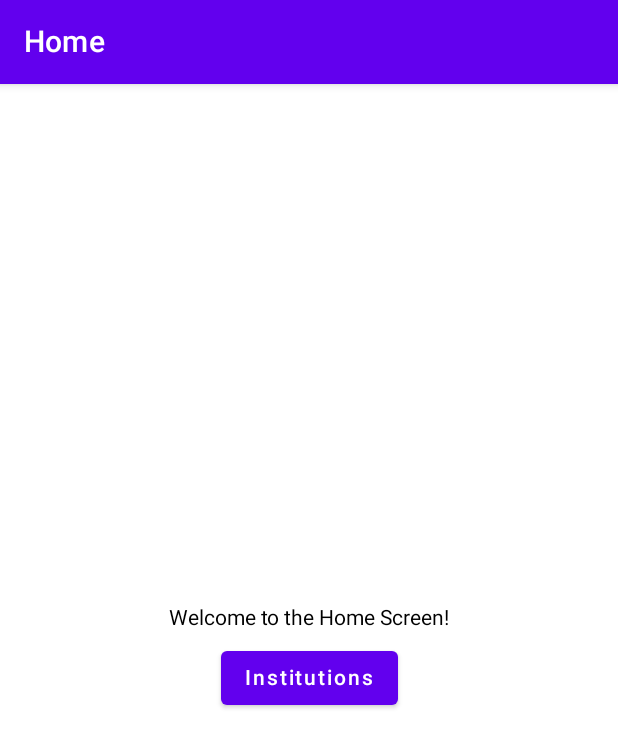
After one commit to localthunder/trego, an Android app built with Jetpack Compose: the HomeScreen screen opened through its navigation route, on a phone screen of 412 x 824 dp. The commit adds this screen. Shown: the top 748 px of the screen. Run offline under Robolectric (Android 15) with nearby library versions, the phone set to English and light mode, and no system bars; network calls fail.

```diff
--- a/app/src/main/AndroidManifest.xml
+++ b/app/src/main/AndroidManifest.xml
@@ -2,7 +2,10 @@
 <manifest xmlns:android="http://schemas.android.com/apk/res/android"
     xmlns:tools="http://schemas.android.com/tools">
 
+    <uses-permission android:name="android.permission.INTERNET" />
+
     <application
+        android:networkSecurityConfig="@xml/network_security_config"
         android:allowBackup="true"
         android:dataExtractionRules="@xml/data_extraction_rules"
         android:fullBackupContent="@xml/backup_rules"
--- a/app/src/main/java/com/splitter/splitter/MainActivity.kt
+++ b/app/src/main/java/com/splitter/splitter/MainActivity.kt
@@ -11,33 +11,19 @@ import androidx.compose.runtime.Composable
 import androidx.compose.ui.Modifier
 import androidx.compose.ui.tooling.preview.Preview
 import com.splitter.splitter.ui.theme.MyApplicationTheme
+import androidx.navigation.compose.rememberNavController
+import com.splitter.splitter.screens.NavGraph
 
 class MainActivity : ComponentActivity() {
     override fun onCreate(savedInstanceState: Bundle?) {
         super.onCreate(savedInstanceState)
         setContent {
-            MyApplicationTheme {
-                // A surface container using the 'background' color from the theme
-                Surface(modifier = Modifier.fillMaxSize(), color = MaterialTheme.colorScheme.background) {
-                    Greeting("Android")
+            MaterialTheme {
+                Surface(color = MaterialTheme.colorScheme.background) {
+                    val navController = rememberNavController()
+                    NavGraph(navController = navController, context = this)
                 }
             }
         }
     }
 }
-
-@Composable
-fun Greeting(name: String, modifier: Modifier = Modifier) {
-    Text(
-            text = "Hello $name!",
-            modifier = modifier
-    )
-}
-
-@Preview(showBackground = true)
-@Composable
-fun GreetingPreview() {
-    MyApplicationTheme {
-        Greeting("Android")
-    }
-}
--- /dev/null
+++ b/app/src/main/java/com/splitter/splitter/network/ApiService.kt
@@ -0,0 +1,26 @@
+package com.splitter.splitter.network
+
+import com.splitter.splitter.model.Institution
+import retrofit2.Call
+import retrofit2.http.Body
+import retrofit2.http.GET
+import retrofit2.http.POST
+import retrofit2.http.Query
+
+data class User(val username: String = "", val email: String, val password: String)
+
+data class AuthResponse(val token: String?, val success: Boolean = true, val message: String?, val refreshToken: String?)
+
+interface ApiService {
+    @GET("/api/gocardless/institutions")
+    fun getInstitutions(@Query("country") country: String): Call<List<Institution>>
+
+    @POST("/api/auth/register")
+    fun registerUser(@Body user: User): Call<AuthResponse>
+
+    @POST("/api/auth/login")
+    fun loginUser(@Body user: User): Call<AuthResponse>
+
+    @POST("/auth/refresh-token")
+    fun refreshToken(@Body body: Map<String, String>): Call<AuthResponse>
+}
--- /dev/null
+++ b/app/src/main/java/com/splitter/splitter/screens/HomeScreen.kt
@@ -0,0 +1,38 @@
+package com.splitter.splitter.screens
+
+import androidx.compose.foundation.layout.*
+import androidx.compose.material.*
+import androidx.compose.runtime.*
+import androidx.compose.ui.Alignment
+import androidx.compose.ui.Modifier
+import androidx.compose.ui.unit.dp
+import androidx.navigation.NavController
+
+@Composable
+fun HomeScreen(navController: NavController) {
+    Scaffold(
+        topBar = {
+            TopAppBar(
+                title = { Text("Home") }
+            )
+        },
+        content = { padding ->
+            Column(
+                modifier = Modifier
+                    .fillMaxSize()
+                    .padding(padding)
+                    .padding(16.dp),
+                horizontalAlignment = Alignment.CenterHorizontally,
+                verticalArrangement = Arrangement.Center
+            ) {
+                Text(text = "Welcome to the Home Screen!")
+                Spacer(modifier = Modifier.height(8.dp))
+                Button(onClick = {
+                    navController.navigate("institutions")
+                }) {
+                    Text("Institutions")
+                }
+            }
+        }
+    )
+}
--- /dev/null
+++ b/app/src/main/java/com/splitter/splitter/screens/LoginScreen.kt
@@ -0,0 +1,85 @@
+package com.splitter.splitter.screens
+
+import android.content.Context
+import androidx.compose.foundation.layout.*
+import androidx.compose.material.*
+import androidx.compose.runtime.*
+import androidx.compose.ui.Alignment
+import androidx.compose.ui.Modifier
+import androidx.compose.ui.text.input.PasswordVisualTransformation
+import androidx.compose.ui.unit.dp
+import androidx.navigation.NavController
+import com.splitter.splitter.network.ApiService
+import com.splitter.splitter.network.AuthResponse
+import com.splitter.splitter.network.RetrofitClient
+import com.splitter.splitter.network.User
+import com.splitter.splitter.utils.TokenManager
+import retrofit2.Call
+import retrofit2.Callback
+import retrofit2.Response
+
+@Composable
+fun LoginScreen(navController: NavController, context: Context) {
+    var email by remember { mutableStateOf("") }
+    var password by remember { mutableStateOf("") }
+    var loginState by remember { mutableStateOf<String?>(null) }
+
+    Column(
+        modifier = Modifier.fillMaxSize().padding(16.dp),
+        horizontalAlignment = Alignment.CenterHorizontally,
+        verticalArrangement = Arrangement.Center
+    ) {
+        TextField(
+            value = email,
+            onValueChange = { email = it },
+            label = { Text("Email") },
+            modifier = Modifier.fillMaxWidth()
+        )
+        Spacer(modifier = Modifier.height(8.dp))
+        TextField(
+            value = password,
+            onValueChange = { password = it },
+            label = { Text("Password") },
+            visualTransformation = PasswordVisualTransformation(),
+            modifier = Modifier.fillMaxWidth()
+        )
+        Spacer(modifier = Modifier.height(16.dp))
+        Button(
+            onClick = {
+                val apiService = RetrofitClient.getInstance(context).create(ApiService::class.java)
+                val user = User(email = email, password = password)
+                apiService.loginUser(user).enqueue(object : Callback<AuthResponse> {
+                    override fun onResponse(call: Call<AuthResponse>, response: Response<AuthResponse>) {
+                        if (response.isSuccessful && response.body()?.token != null) {
+                            val token = response.body()?.token
+                            TokenManager.saveAccessToken(context, token!!)
+                            loginState = "Login successful!"
+                            navController.navigate("home") // Navigate to HomeScreen
+                        } else {
+                            loginState = "Login failed: ${response.body()?.message ?: "Unknown error"}"
+                        }
+                    }
+
+                    override fun onFailure(call: Call<AuthResponse>, t: Throwable) {
+                        loginState = "Login failed: ${t.message}"
+                    }
+                })
+            },
+            modifier = Modifier.fillMaxWidth()
+        ) {
+            Text("Login")
+        }
+        loginState?.let {
+            Spacer(modifier = Modifier.height(8.dp))
+            Text(it, color = MaterialTheme.colors.error)
+        }
+        Spacer(modifier = Modifier.height(8.dp))
+        TextButton(
+            onClick = {
+                navController.navigate("register")
+            }
+        ) {
+            Text("Don't have an account? Register")
+        }
+    }
+}
--- /dev/null
+++ b/app/src/main/java/com/splitter/splitter/screens/NavGraph.kt
@@ -0,0 +1,23 @@
+package com.splitter.splitter.screens
+
+import android.content.Context
+import androidx.compose.runtime.Composable
+import androidx.compose.ui.Modifier
+import androidx.navigation.NavHostController
+import androidx.navigation.compose.NavHost
+import androidx.navigation.compose.composable
+import androidx.navigation.compose.rememberNavController
+
+@Composable
+fun NavGraph(navController: NavHostController, context: Context, modifier: Modifier = Modifier) {
+    NavHost(
+        navController = navController,
+        startDestination = "login",
+        modifier = modifier
+    ) {
+        composable("login") { LoginScreen(navController, context) }
+        composable("register") { RegisterScreen(navController, context) }
+        composable("home") { HomeScreen(navController) }
+        composable("institutions") { InstitutionsScreen(navController, context) }
+    }
+}
--- /dev/null
+++ b/app/src/main/res/xml/network_security_config.xml
@@ -0,0 +1,6 @@
+<?xml version="1.0" encoding="utf-8"?>
+<network-security-config>
+    <domain-config cleartextTrafficPermitted="true">
+        <domain includeSubdomains="true">10.0.2.2</domain>
+    </domain-config>
+</network-security-config>
```
Also changed, not shown: app/build.gradle.kts (+26 -0 lines), app/src/main/java/com/splitter/splitter/model/Institution.kt (added, +13 -0 lines), app/src/main/java/com/splitter/splitter/network/RetrofitClient.kt (added, +81 -0 lines), app/src/main/java/com/splitter/splitter/screens/InstitutionsScreen.kt (added, +88 -0 lines), app/src/main/java/com/splitter/splitter/screens/RegisterScreen.kt (added, +97 -0 lines), app/src/main/java/com/splitter/splitter/utils/TokenManager.kt (added, +41 -0 lines).
